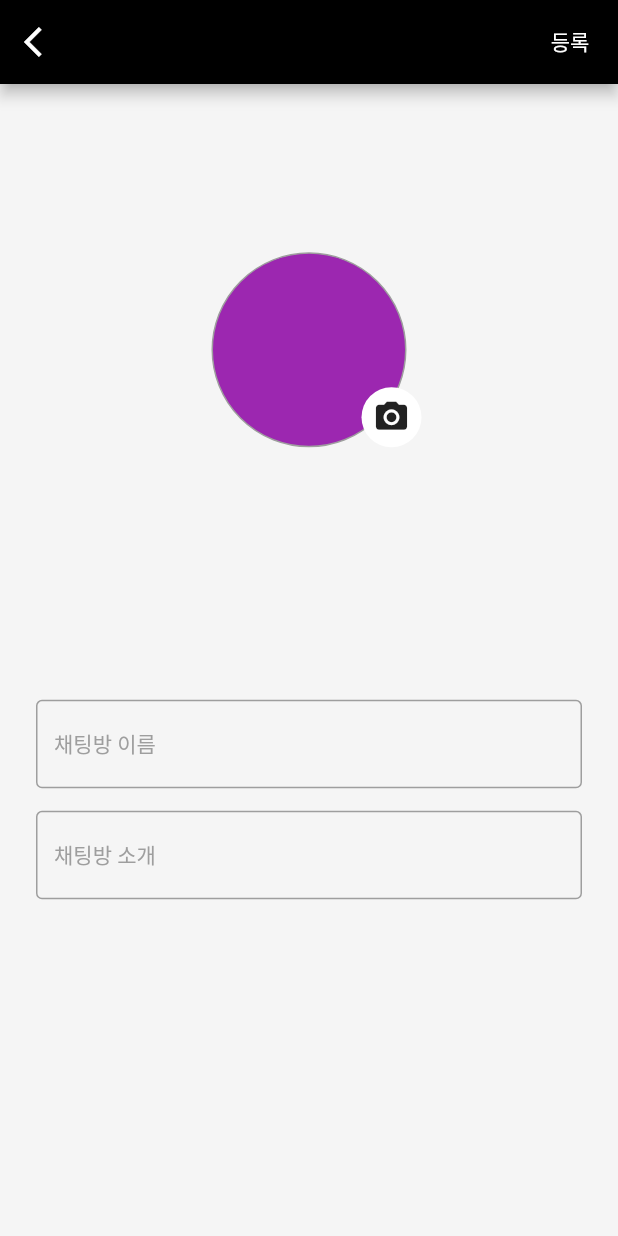
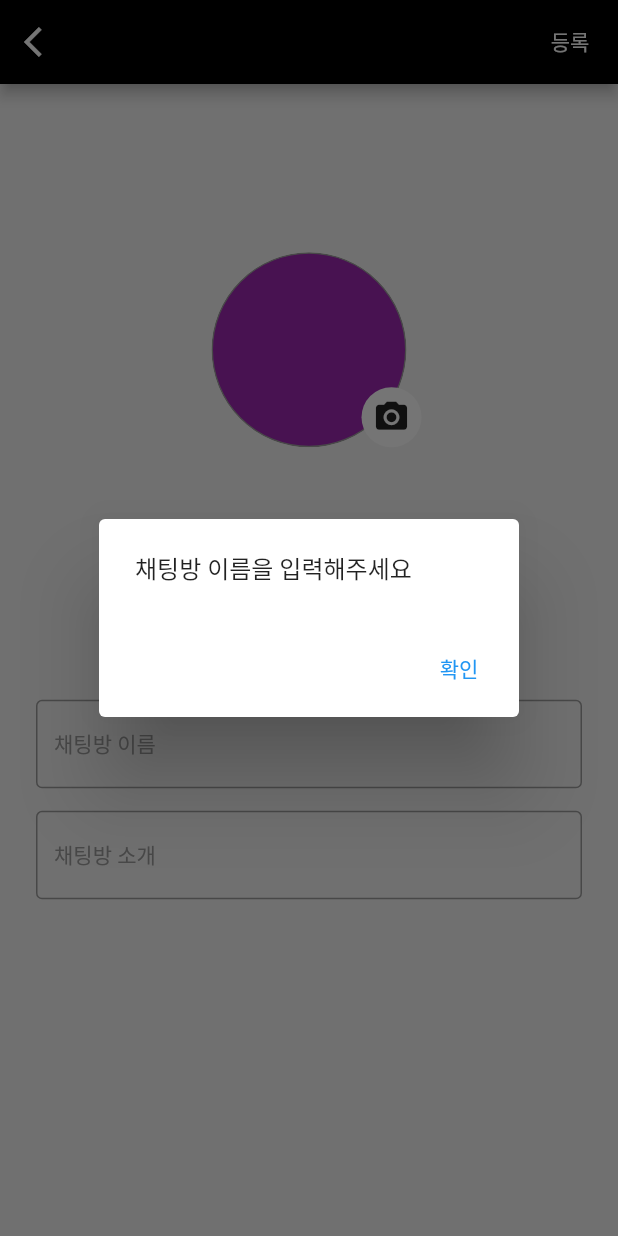
Before and after one commit to qwq140/flutter_chat, a Flutter app: the ChatroomCreateScreen screen opened by its route, after a tap on "등록", on a phone screen of 412 x 824 dp. Run offline on Flutter 3.47's test engine with Material 2 defaults, Android fonts, the phone set to English and light mode, and no system bars; our stand-ins replace cloud_firestore, firebase_auth, firebase_core, firebase_storage, go_router, google_sign_in and 1 more; accounts and stored records are empty; generated files the repository leaves out were written again; network calls fail; Roboto replaces fonts that are missing (Spoqa).

Commit message:
chatroom create

```diff
--- a/lib/app/app.dart
+++ b/lib/app/app.dart
@@ -2,6 +2,8 @@ import 'package:flutter/material.dart';
 import 'package:flutter_chat/app/screens/auth/login_screen.dart';
 import 'package:flutter_chat/app/screens/chat/chat_list_screen.dart';
 import 'package:flutter_chat/app/screens/chat/chatroom_create_screen.dart';
+import 'package:flutter_chat/app/state/chatroom_create_provider.dart';
+import 'package:flutter_chat/app/state/chatroom_list_provider.dart';
 import 'package:flutter_chat/app/state/user_provider.dart';
 import 'package:go_router/go_router.dart';
 import 'package:provider/provider.dart';
@@ -13,12 +15,18 @@ final GoRouter _router = GoRouter(
     GoRoute(
       name: 'home',
       path: '/chatroom',
-      builder: (BuildContext context, GoRouterState state) => const ChatListScreen(),
+      builder: (BuildContext context, GoRouterState state) => ChangeNotifierProvider<ChatroomListProvider>(
+        create: (context) => ChatroomListProvider(),
+        child: const ChatListScreen(),
+      ),
       routes: [
         GoRoute(
           name: 'create',
           path: 'create',
-          builder: (BuildContext context, GoRouterState state) => const ChatroomCreateScreen(),
+          builder: (BuildContext context, GoRouterState state) => ChangeNotifierProvider<ChatroomCreateProvider>(
+            create: (context) => ChatroomCreateProvider(),
+            child: const ChatroomCreateScreen(),
+          ),
         )
       ]
     ),
@@ -37,7 +45,8 @@ final GoRouter _router = GoRouter(
     if (loggingIn) return state.namedLocation('home');
 
     return null;
-  }
+  },
+  urlPathStrategy: UrlPathStrategy.path
 
 );
 
--- a/lib/app/data/chatroom_model.dart
+++ b/lib/app/data/chatroom_model.dart
@@ -1,4 +1,5 @@
 import 'package:cloud_firestore/cloud_firestore.dart';
+import 'package:intl/intl.dart';
 
 class ChatroomModel {
   late String chatroomKey;
@@ -9,7 +10,7 @@ class ChatroomModel {
   late DateTime lastMsgDate;
   late String lastMsgUserKey;
   late String title;
-  late String intro;
+  String? intro;
   late List<String> userKeys;
   DocumentReference? reference;
 
@@ -22,7 +23,7 @@ class ChatroomModel {
     required this.lastMsgDate,
     this.lastMsgUserKey = "",
     required this.title,
-    required this.intro,
+    this.intro,
     required this.userKeys,
     this.reference,
   });
--- /dev/null
+++ b/lib/app/repo/chat_service.dart
@@ -0,0 +1,20 @@
+import 'package:cloud_firestore/cloud_firestore.dart';
+import 'package:flutter_chat/app/data/chatroom_model.dart';
+
+class ChatService {
+  static final ChatService _instance = ChatService._internal();
+
+  factory ChatService() => _instance;
+
+  ChatService._internal();
+
+  Future createNewChatroom(ChatroomModel chatroom) async {
+    DocumentReference<Map<String, dynamic>> documentReference = FirebaseFirestore.instance.collection('chatrooms').doc(chatroom.chatroomKey);
+
+    final DocumentSnapshot<Map<String, dynamic>> documentSnapshot = await documentReference.get();
+
+    if(!documentSnapshot.exists){
+      await documentReference.set(chatroom.toJson());
+    }
+  }
+}
--- a/lib/app/screens/chat/chat_list_screen.dart
+++ b/lib/app/screens/chat/chat_list_screen.dart
@@ -13,7 +13,7 @@ class ChatListScreen extends StatelessWidget {
         actions: [
           IconButton(
             onPressed: () async {
-              context.goNamed('create');
+              context.go('/chatroom/create');
             },
             icon: const Icon(Icons.add),
           ),
--- a/lib/app/screens/chat/chatroom_create_screen.dart
+++ b/lib/app/screens/chat/chatroom_create_screen.dart
@@ -1,6 +1,14 @@
 import 'package:flutter/material.dart';
 import 'package:flutter_chat/app/const/spoqa.dart';
+import 'package:flutter_chat/app/data/user_model.dart';
+import 'package:flutter_chat/app/screens/chat/widgets/chatroom_image_select.dart';
+import 'package:flutter_chat/app/state/chatroom_create_provider.dart';
+import 'package:flutter_chat/app/state/chatroom_list_provider.dart';
+import 'package:flutter_chat/app/state/user_provider.dart';
+import 'package:flutter_chat/app/utils/image_utils.dart';
 import 'package:go_router/go_router.dart';
+import 'package:image_picker/image_picker.dart';
+import 'package:provider/provider.dart';
 
 class ChatroomCreateScreen extends StatefulWidget {
   const ChatroomCreateScreen({Key? key}) : super(key: key);
@@ -21,8 +29,26 @@ class _ChatroomCreateScreenState extends State<ChatroomCreateScreen> {
     super.initState();
   }
 
+  void _showDialog(String text){
+    showDialog(
+      context: context,
+      builder: (context) => AlertDialog(
+        content: Text(text),
+        actions: [
+          TextButton(
+            onPressed: () {
+              Navigator.pop(context);
+            },
+            child: Text('확인'),
+          ),
+        ],
+      ),
+    );
+  }
+
   @override
   Widget build(BuildContext context) {
+    print('dsdsds');
     return GestureDetector(
       onTap: () => FocusScope.of(context).unfocus(),
       child: Scaffold(
@@ -37,7 +63,17 @@ class _ChatroomCreateScreenState extends State<ChatroomCreateScreen> {
           ),
           actions: [
             TextButton(
-              onPressed: () {},
+              onPressed: () async {
+                bool validate = context.read<ChatroomCreateProvider>().validate();
+                if (!validate) {
+                  _showDialog('채팅방 이름을 입력해주세요');
+                  return;
+                }
+                UserModel userModel = context.read<UserProvider>().userModel!;
+                await context.read<ChatroomCreateProvider>().submit(userModel.userKey);
+                _showDialog('등록이 완료되었습니다.');
+                context.pop();
+              },
               child: const Text(
                 '등록',
                 style: Spoqa.white_s14_w400,
@@ -51,45 +87,21 @@ class _ChatroomCreateScreenState extends State<ChatroomCreateScreen> {
           child: Column(
             crossAxisAlignment: CrossAxisAlignment.start,
             children: [
-              Spacer(
+              const Spacer(
                 flex: 100,
               ),
-              Align(
+              const Align(
                 alignment: Alignment.center,
-                child: Stack(
-                  clipBehavior: Clip.none,
-                  children: [
-                    Container(
-                      width: 130,
-                      height: 130,
-                      decoration: BoxDecoration(
-                        shape: BoxShape.circle,
-                        border: Border.all(color: Colors.grey),
-                        color: Colors.purple,
-                      ),
-                    ),
-                    Positioned(
-                      right: -10,
-                      bottom: 0,
-                      child: Container(
-                        width: 40,
-                        height: 40,
-                        decoration: BoxDecoration(
-                            shape: BoxShape.circle, color: Colors.white),
-                        child: Icon(
-                          Icons.camera_alt,
-                          size: 25,
-                        ),
-                      ),
-                    )
-                  ],
-                ),
+                child: ChatroomImageSelect(),
               ),
-              Spacer(
+              const Spacer(
                 flex: 150,
               ),
               TextFormField(
                 controller: _titleController,
+                onChanged: (value) {
+                  context.read<ChatroomCreateProvider>().title = value;
+                },
                 decoration: InputDecoration(
                   labelText: '채팅방 이름',
                   labelStyle: Spoqa.grey_s14_w400,
@@ -108,7 +120,10 @@ class _ChatroomCreateScreenState extends State<ChatroomCreateScreen> {
               ),
               TextFormField(
                 controller: _introController,
-                decoration: InputDecoration(
+                onChanged: (value) {
+                  context.read<ChatroomCreateProvider>().intro = value;
+                },
+                decoration: const InputDecoration(
                   labelText: '채팅방 소개',
                   labelStyle: Spoqa.grey_s14_w400,
                   floatingLabelStyle: Spoqa.black_s14_w400,
--- /dev/null
+++ b/lib/app/screens/chat/widgets/chatroom_image_select.dart
@@ -0,0 +1,56 @@
+import 'dart:typed_data';
+
+import 'package:flutter/material.dart';
+import 'package:flutter_chat/app/state/chatroom_create_provider.dart';
+import 'package:flutter_chat/app/utils/image_utils.dart';
+import 'package:image_picker/image_picker.dart';
+import 'package:provider/provider.dart';
+
+class ChatroomImageSelect extends StatelessWidget {
+  const ChatroomImageSelect({Key? key}) : super(key: key);
+
+  @override
+  Widget build(BuildContext context) {
+    print('fdsfuu93939');
+    Uint8List? img = context.watch<ChatroomCreateProvider>().img;
+    return Stack(
+      clipBehavior: Clip.none,
+      children: [
+        ClipRRect(
+          borderRadius: BorderRadius.circular(100),
+          child: Container(
+            width: 130,
+            height: 130,
+            decoration: BoxDecoration(
+              shape: BoxShape.circle,
+              border: Border.all(color: Colors.grey),
+              color: Colors.purple
+            ),
+            child: img == null ? Container() : Image.memory(img,fit: BoxFit.cover),
+          ),
+        ),
+        Positioned(
+          right: -10,
+          bottom: 0,
+          child: GestureDetector(
+            onTap: () async {
+              XFile? file = await ImageUtils.singleImagePick();
+              if(file == null) return;
+              context.read<ChatroomCreateProvider>().img = await file.readAsBytes();
+            },
+            child: Container(
+              width: 40,
+              height: 40,
+              decoration: BoxDecoration(
+                  shape: BoxShape.circle, color: Colors.white),
+              child: Icon(
+                Icons.camera_alt,
+                size: 25,
+              ),
+            ),
+          ),
+        )
+      ],
+    );
+  }
+}
--- /dev/null
+++ b/lib/app/state/chatroom_create_provider.dart
@@ -0,0 +1,65 @@
+import 'dart:typed_data';
+
+import 'package:flutter/material.dart';
+import 'package:flutter_chat/app/data/chatroom_model.dart';
+import 'package:flutter_chat/app/repo/chat_service.dart';
+import 'package:flutter_chat/app/repo/file_service.dart';
+import 'package:intl/intl.dart';
+
+class ChatroomCreateProvider extends ChangeNotifier {
+
+  String? _title;
+  String? _intro;
+  Uint8List? _img;
+
+  String? get title => _title;
+
+  set title(String? value) {
+    _title = value;
+  }
+
+  String? get intro => _intro;
+
+  set intro(String? value) {
+    _intro = value;
+  }
+
+  Uint8List? get img => _img;
+
+  set img(Uint8List? value) {
+    _img = value;
+    notifyListeners();
+  }
+
+  bool validate() {
+    if (title == null || title!.isEmpty) {
+      return false;
+    }
+    return true;
+  }
+
+  /// TODO 09.16 01:59 파이어베이스 스토리지 테스트진행하기
+  Future submit(String userKey) async {
+    String formatDate = DateFormat('yyyyMMddHHmm').format(DateTime.now());
+    String chatroomKey = 'CHATROOM_$formatDate$userKey';
+
+    String? downloadImageUrl;
+
+    if(img != null){
+       downloadImageUrl = await FileService.uploadImage(img!, chatroomKey);
+    }
+
+    ChatroomModel chatroomModel = ChatroomModel(
+      chatroomKey: chatroomKey,
+      imageUrl: downloadImageUrl,
+      hostKey: userKey,
+      createdDate: DateTime.now(),
+      lastMsgDate: DateTime.now(),
+      title: title ?? "",
+      intro: intro,
+      userKeys: [userKey],
+    );
+
+    await ChatService().createNewChatroom(chatroomModel);
+  }
+}
--- /dev/null
+++ b/lib/app/state/chatroom_list_provider.dart
@@ -0,0 +1,5 @@
+import 'package:flutter/material.dart';
+
+class ChatroomListProvider extends ChangeNotifier {
+  int count = 0;
+}
--- /dev/null
+++ b/lib/app/utils/image_utils.dart
@@ -0,0 +1,10 @@
+import 'dart:io';
+
+import 'package:image_picker/image_picker.dart';
+
+class ImageUtils {
+  static Future singleImagePick() async {
+    final XFile? image = await ImagePicker().pickImage(source: ImageSource.gallery);
+    return image;
+  }
+}
--- a/pubspec.yaml
+++ b/pubspec.yaml
@@ -40,6 +40,9 @@ dependencies:
   provider: ^6.0.3
   cloud_firestore: ^3.4.7
   go_router: ^4.4.1
+  image_picker: ^0.8.5+3
+  intl: ^0.17.0
+  firebase_storage: ^10.3.8
 
 dev_dependencies:
   flutter_test:
```
Also changed, not shown: lib/app/repo/file_service.dart (added, +18 -0 lines), pubspec.lock, 1 other file.
